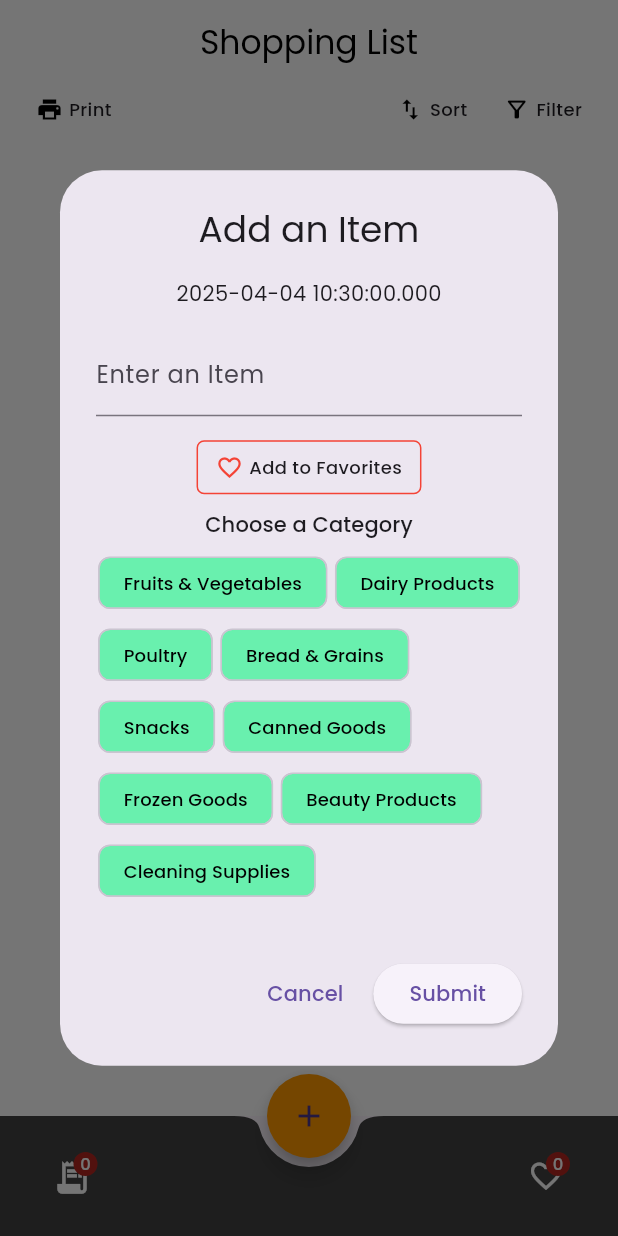
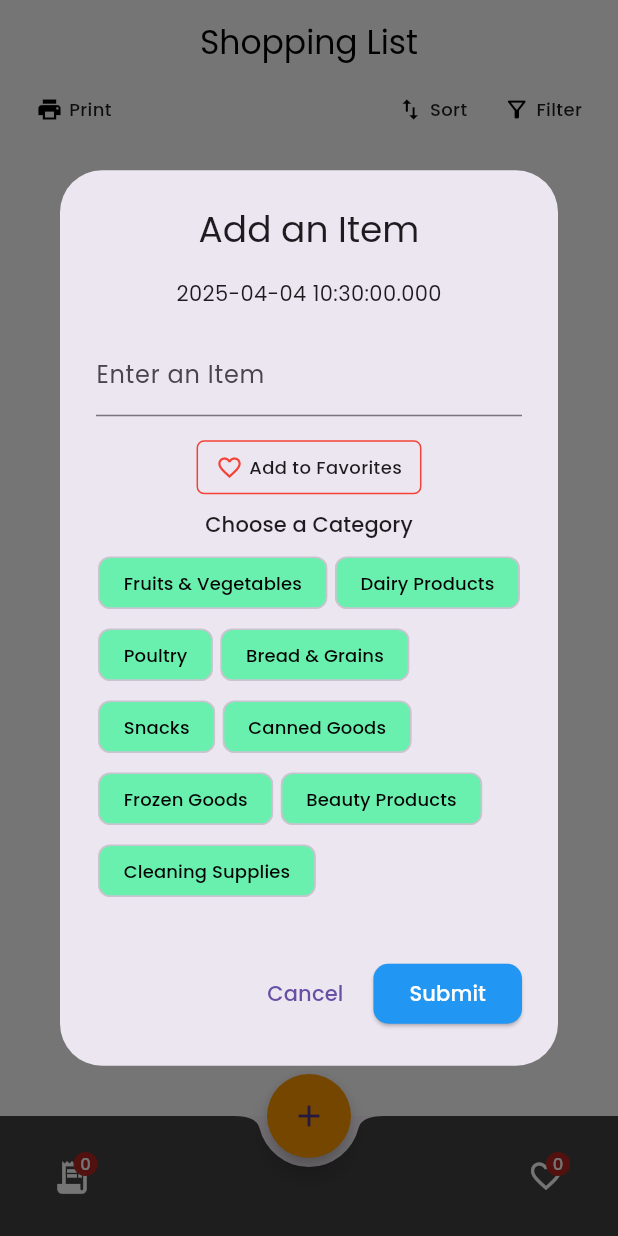
Before and after one commit to kenxsantos/shopping-list-flutter-bloc, a Flutter app: the screen it shows after launch, after a tap on the "add" icon, on a phone screen of 412 x 824 dp. Run offline on Flutter 3.47's test engine with Material 3 defaults, Android fonts, the phone set to English and light mode, and no system bars; our stand-ins replace flutter_bloc, google_fonts.

Commit message:
feat: enhance dialog buttons with custom styles and snackbar messages

```diff
--- a/lib/shopping/widgets/item_add_dialog.dart
+++ b/lib/shopping/widgets/item_add_dialog.dart
@@ -79,6 +79,13 @@ class _ItemDialogState extends State<ItemDialog> {
           child: Text('Cancel'),
         ),
         ElevatedButton(
+          style: ElevatedButton.styleFrom(
+            backgroundColor: Colors.blue,
+            shape: RoundedRectangleBorder(
+              borderRadius: BorderRadius.all(Radius.circular(10)),
+            ),
+          ),
+          child: Text('Submit', style: TextStyle(color: Colors.white)),
           onPressed: () {
             if (_itemController.text.isNotEmpty && selectedCategory != null) {
               widget.onSubmit(
@@ -92,7 +99,6 @@ class _ItemDialogState extends State<ItemDialog> {
               showSnackBarMessage(context, "Fields cannot be empty!");
             }
           },
-          child: Text('Submit'),
         ),
       ],
     );
```
Also changed, not shown: lib/shopping/widgets/item_delete_dialog.dart (+9 -1 lines), lib/shopping/widgets/item_edit_dialog.dart (+7 -1 lines).
